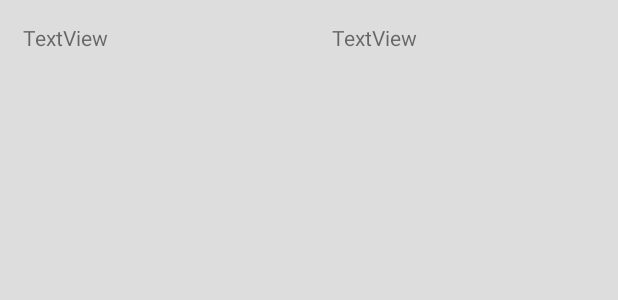
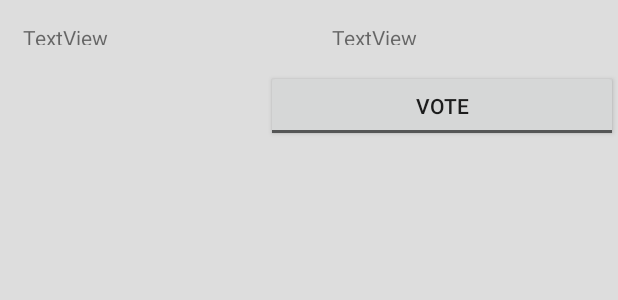
Before and after one commit to bkyras/mobilec17, an Android app: the layout post_in_feed_view.xml on its own in the app's theme, with its tools: preview values and no code run, on a phone screen of 412 x 824 dp. Shown: the top 300 px of the screen. Run offline under Robolectric (Android 15) with nearby library versions, the phone set to English and light mode, and no system bars.

Commit message:
Adds some vote stuff

```diff
--- a/FeedMe/app/src/main/java/com/example/rgb/feedme/Post.java
+++ b/FeedMe/app/src/main/java/com/example/rgb/feedme/Post.java
@@ -5,6 +5,7 @@ package com.example.rgb.feedme;
  */
 
 public class Post {
+    int postID;
     String eventTitle;
     String foodType;
     String location;
--- a/FeedMe/app/src/main/res/layout/post_in_feed_view.xml
+++ b/FeedMe/app/src/main/res/layout/post_in_feed_view.xml
@@ -31,11 +31,28 @@
 
     </LinearLayout>
 
-    <TextView
+    <LinearLayout
+        android:orientation="horizontal"
         android:layout_width="match_parent"
-        android:layout_height="wrap_content"
-        android:id="@+id/upvotesID"
-        android:padding="15dp"
-        android:layout_weight="1" />
+        android:layout_height="match_parent"
+        android:layout_weight=".2">
+
+        <TextView
+            android:layout_width="wrap_content"
+            android:layout_height="wrap_content"
+            android:id="@+id/upvotesID"
+            android:padding="15dp"
+            android:layout_weight="1" />
+
+        <ToggleButton
+            android:text="ToggleButton"
+            android:layout_width="wrap_content"
+            android:layout_height="wrap_content"
+            android:id="@+id/vote_btn"
+            android:layout_weight="1"
+            android:textOff="VOTE"
+            android:textOn="LIKED!"
+            android:focusable="false" />
+    </LinearLayout>
 
 </LinearLayout>
--- a/FeedMe/app/src/main/res/layout/tab1.xml
+++ b/FeedMe/app/src/main/res/layout/tab1.xml
@@ -15,7 +15,8 @@
         android:layout_height="370dp"
         android:id="@+id/feedList"
         android:dividerHeight="10.0sp"
-        android:divider="@android:color/transparent" />
+        android:divider="@android:color/transparent"
+        android:focusable="true" />
 
     <LinearLayout
         android:orientation="horizontal"
```
Also changed, not shown: FeedMe/app/src/main/java/com/example/rgb/feedme/PostAdapter.java (+18 -2 lines), FeedMe/app/src/main/java/com/example/rgb/feedme/Tab1.java (+10 -0 lines).
